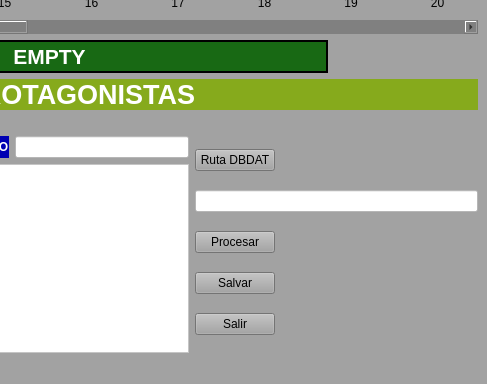
This is FUTBOL_RELOAD/mainwindow.ui in pcnimdock/FUTBOL_RELOAD as Qt 5 draws it before an edit; both pictures show x 391 to 878 and y 82 to 466 of the 878 by 466 pixel window. The edited form follows.
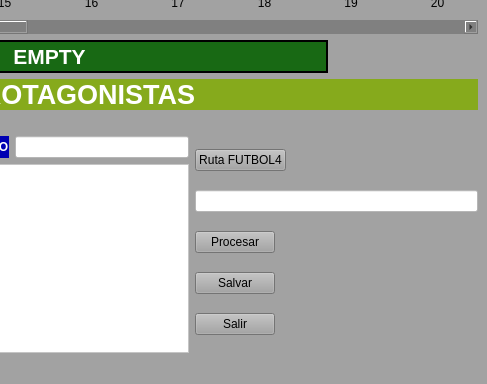
This is the edited form. Icons and pictures are not drawn. Custom widgets are drawn as their Qt base class.

Commit message: Cambiada ruta de selección de DBDAT A FUTBOL4 Añadido botón para eliminar o añadir jugadores

What changed in the file:
```diff
--- a/FUTBOL_RELOAD/mainwindow.ui
+++ b/FUTBOL_RELOAD/mainwindow.ui
@@ -432,7 +432,7 @@
            </sizepolicy>
           </property>
           <property name="text">
-           <string>Ruta DBDAT</string>
+           <string>Ruta FUTBOL4</string>
           </property>
          </widget>
         </item>
```
The commit also changes 8 other files.
